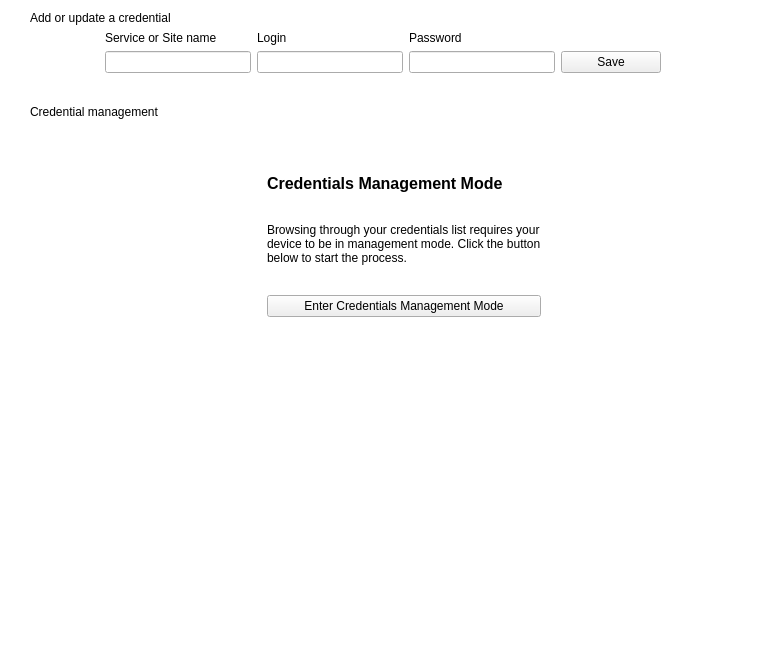
The window that src/CredentialsManagement.ui (mooltipass/moolticute) describes before a commit, drawn with Qt 5.
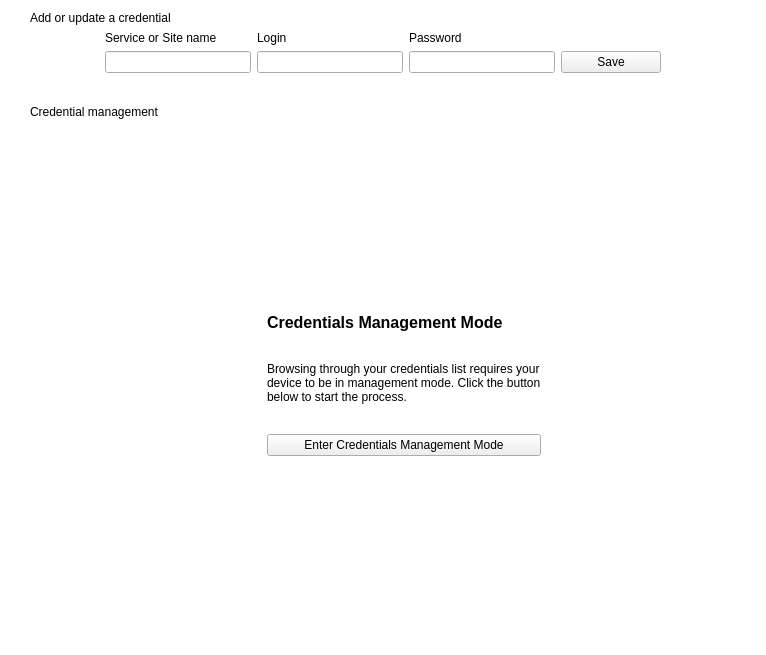
The same window after the commit. The open tabs and pages were chosen to show the change. Icons and pictures are not drawn. Custom widgets are drawn as their Qt base class.

```diff
--- a/src/CredentialsManagement.ui
+++ b/src/CredentialsManagement.ui
@@ -177,9 +177,6 @@
            <property name="orientation">
             <enum>Qt::Vertical</enum>
            </property>
-           <property name="sizeType">
-            <enum>QSizePolicy::Preferred</enum>
-           </property>
            <property name="sizeHint" stdset="0">
             <size>
              <width>20</width>
```
Left out of the diff: 2 changed lines with no effect on the pictures.
